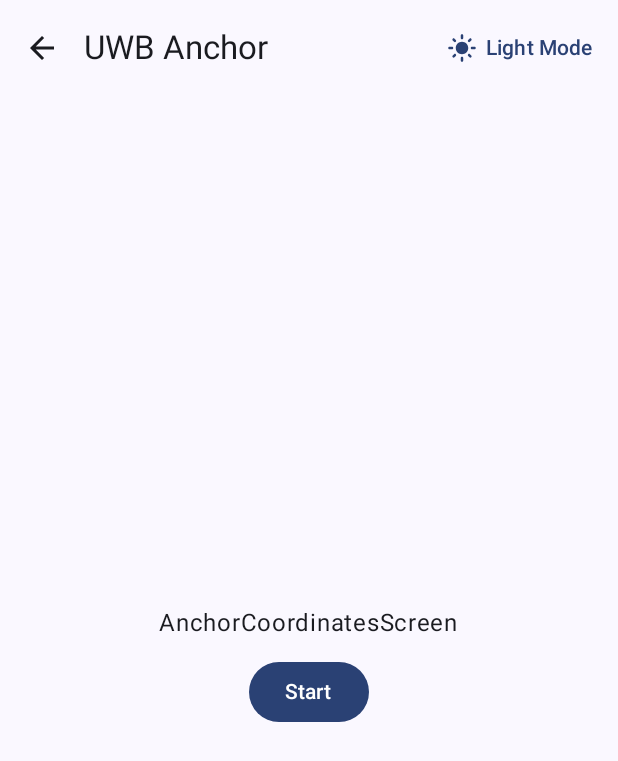
After one commit to projectuniverse/uwb-indoor-positioning, an Android app built with Jetpack Compose: the AnchorCoordinatesScreen screen opened through its navigation route, on a phone screen of 412 x 824 dp. The commit adds this screen. Shown: the top 761 px of the screen. Run offline under Robolectric (Android 15) with nearby library versions, the phone set to English and light mode, and no system bars.

Commit message:
feat: add app navigation and start screen

```diff
--- /dev/null
+++ b/app/src/main/java/com/example/uwbindoorpositioning/ui/UWBIndoorPositioningApp.kt
@@ -0,0 +1,145 @@
+package com.example.uwbindoorpositioning.ui
+
+import androidx.annotation.StringRes
+import androidx.compose.foundation.layout.Spacer
+import androidx.compose.foundation.layout.fillMaxSize
+import androidx.compose.foundation.layout.padding
+import androidx.compose.foundation.layout.size
+import androidx.compose.foundation.layout.width
+import androidx.compose.material.icons.Icons
+import androidx.compose.material.icons.automirrored.filled.ArrowBack
+import androidx.compose.material.icons.filled.LightMode
+import androidx.compose.material3.Icon
+import androidx.compose.material3.IconButton
+import androidx.compose.material3.Scaffold
+import androidx.compose.material3.Text
+import androidx.compose.material3.TextButton
+import androidx.compose.material3.TopAppBar
+import androidx.compose.runtime.Composable
+import androidx.compose.runtime.getValue
+import androidx.compose.ui.Modifier
+import androidx.compose.ui.res.stringResource
+import androidx.compose.ui.unit.dp
+import androidx.navigation.NavHostController
+import androidx.navigation.compose.NavHost
+import androidx.navigation.compose.composable
+import androidx.navigation.compose.currentBackStackEntryAsState
+import androidx.navigation.compose.rememberNavController
+import com.example.uwbindoorpositioning.R
+import com.example.uwbindoorpositioning.ui.screens.anchor.AnchorCoordinatesScreen
+import com.example.uwbindoorpositioning.ui.screens.anchor.AnchorSearchScreen
+import com.example.uwbindoorpositioning.ui.screens.responder.ResponderScreen
+import com.example.uwbindoorpositioning.ui.screens.start.StartScreen
+import com.example.uwbindoorpositioning.ui.screens.troubleshooting.UWBIncapableScreen
+import com.example.uwbindoorpositioning.ui.screens.troubleshooting.UWBOffScreen
+
+/**
+ * Enum class that defines the screens for the Navhost
+ */
+enum class Screen(@StringRes val title: Int) {
+    Start(title = R.string.app_name),
+    Responder(title = R.string.uwb_responder),
+    AnchorCoordinates(title = R.string.uwb_anchor),
+    AnchorSearch(title = R.string.uwb_anchor),
+    UWBIncapable(title = R.string.app_name),
+    UWBOff(title = R.string.app_name),
+}
+
+@Composable
+fun AppBar(
+    currentScreen: Screen,
+    canNavigateBack: Boolean,
+    navigateUp: () -> Unit,
+    modifier: Modifier = Modifier
+) {
+    TopAppBar(
+        title = { Text(stringResource(currentScreen.title)) },
+        modifier = modifier,
+        navigationIcon = {
+            if (canNavigateBack) {
+                IconButton(onClick = navigateUp) {
+                    Icon(
+                        imageVector = Icons.AutoMirrored.Filled.ArrowBack,
+                        contentDescription = stringResource(R.string.go_back)
+                    )
+                }
+            }
+        },
+        actions = {
+            TextButton(onClick = { /*TODO*/ }) {
+                // TODO Change displayed icon, content description and text if dark mode is changed
+                Icon(
+                    imageVector = Icons.Filled.LightMode,
+                    contentDescription = stringResource(R.string.light_mode),
+                    modifier = Modifier.size(20.dp)
+                )
+                Spacer(modifier = Modifier.width(6.dp))
+                Text(text = stringResource(R.string.light_mode))
+            }
+        }
+    )
+}
+
+@Composable
+fun UWBIndoorPositioningApp(
+    navController: NavHostController = rememberNavController()
+) {
+    val backStackEntry by navController.currentBackStackEntryAsState()
+    val currentScreen = Screen.valueOf(
+        backStackEntry?.destination?.route ?: Screen.Start.name
+    )
+
+    Scaffold(
+        topBar = {
+            AppBar(
+                currentScreen = currentScreen,
+                // navController.previousBackStackEntry gets the past shown screen
+                canNavigateBack = navController.previousBackStackEntry != null,
+                navigateUp = { navController.navigateUp() }
+            )
+        }
+    ) { innerPadding ->
+        // This is where the app's content will be displayed and switched
+        NavHost(
+            navController = navController,
+            startDestination = Screen.Start.name,
+            modifier = Modifier.padding(innerPadding)
+        ) {
+            composable(route = Screen.Start.name) {
+                StartScreen(
+                    onUWBResponderButtonClicked = { navController.navigate(Screen.Responder.name) },
+                    onUWBAnchorButtonClicked = { navController.navigate(Screen.AnchorCoordinates.name) },
+                    modifier = Modifier.fillMaxSize()
+                )
+            }
+            composable(route = Screen.Responder.name) {
+                ResponderScreen(
+                    // TODO Add button onClicks (do I need to declare this here for maps and going to settings?)
+                    modifier = Modifier.fillMaxSize()
+                )
+            }
+            composable(route = Screen.AnchorCoordinates.name) {
+                AnchorCoordinatesScreen(
+                    onStartButtonClicked = { navController.navigate(Screen.AnchorSearch.name) },
+                    modifier = Modifier.fillMaxSize()
+                )
+            }
+            composable(route = Screen.AnchorSearch.name) {
+                AnchorSearchScreen(
+                    modifier = Modifier.fillMaxSize()
+                )
+            }
+            composable(route = Screen.UWBIncapable.name) {
+                UWBIncapableScreen(
+                    modifier = Modifier.fillMaxSize()
+                )
+            }
+            composable(route = Screen.UWBOff.name) {
+                UWBOffScreen(
+                    // TODO Add button onClicks (do I need to declare this here for going to settings?)
+                    modifier = Modifier.fillMaxSize()
+                )
+            }
+        }
+    }
+}
--- /dev/null
+++ b/app/src/main/java/com/example/uwbindoorpositioning/ui/screens/anchor/AnchorCoordinatesScreen.kt
@@ -0,0 +1,30 @@
+package com.example.uwbindoorpositioning.ui.screens.anchor
+
+import androidx.compose.foundation.layout.Arrangement
+import androidx.compose.foundation.layout.Column
+import androidx.compose.foundation.layout.Spacer
+import androidx.compose.foundation.layout.height
+import androidx.compose.material3.Button
+import androidx.compose.material3.Text
+import androidx.compose.runtime.Composable
+import androidx.compose.ui.Alignment
+import androidx.compose.ui.Modifier
+import androidx.compose.ui.unit.dp
+
+@Composable
+fun AnchorCoordinatesScreen(
+    onStartButtonClicked: () -> Unit,
+    modifier: Modifier = Modifier
+) {
+    Column(
+        verticalArrangement = Arrangement.Center,
+        horizontalAlignment = Alignment.CenterHorizontally,
+        modifier = modifier
+    ) {
+        Text("AnchorCoordinatesScreen")
+        Spacer(modifier = Modifier.height(10.dp))
+        Button(onClick = onStartButtonClicked) {
+            Text(text = "Start")
+        }
+    }
+}
--- /dev/null
+++ b/app/src/main/java/com/example/uwbindoorpositioning/ui/screens/start/StartScreen.kt
@@ -0,0 +1,91 @@
+package com.example.uwbindoorpositioning.ui.screens.start
+
+import androidx.compose.foundation.layout.Arrangement
+import androidx.compose.foundation.layout.Column
+import androidx.compose.foundation.layout.Spacer
+import androidx.compose.foundation.layout.fillMaxHeight
+import androidx.compose.foundation.layout.fillMaxSize
+import androidx.compose.foundation.layout.fillMaxWidth
+import androidx.compose.foundation.layout.height
+import androidx.compose.foundation.layout.padding
+import androidx.compose.foundation.layout.width
+import androidx.compose.foundation.rememberScrollState
+import androidx.compose.foundation.verticalScroll
+import androidx.compose.material3.Button
+import androidx.compose.material3.MaterialTheme
+import androidx.compose.material3.Text
+import androidx.compose.runtime.Composable
+import androidx.compose.ui.Alignment
+import androidx.compose.ui.Modifier
+import androidx.compose.ui.res.stringResource
+import androidx.compose.ui.text.style.TextAlign
+import androidx.compose.ui.tooling.preview.Preview
+import androidx.compose.ui.unit.dp
+import androidx.compose.ui.unit.sp
+import com.example.uwbindoorpositioning.R
+import com.example.uwbindoorpositioning.ui.theme.UWBIndoorPositioningTheme
+
+@Composable
+fun StartScreen(
+    onUWBResponderButtonClicked: () -> Unit,
+    onUWBAnchorButtonClicked: () -> Unit,
+    modifier: Modifier = Modifier
+) {
+    Column(
+        verticalArrangement = Arrangement.Center,
+        horizontalAlignment = Alignment.CenterHorizontally,
+        modifier = modifier
+            .verticalScroll(rememberScrollState())
+            .padding(20.dp)
+            .fillMaxSize()
+    ) {
+        Column(
+            modifier = Modifier
+                .width(280.dp)
+        ) {
+            Text(
+                text = stringResource(R.string.choose_role),
+                style = MaterialTheme.typography.headlineSmall,
+                textAlign = TextAlign.Center
+            )
+            Spacer(modifier = Modifier.height(50.dp))
+            Button(
+                onClick = onUWBResponderButtonClicked,
+                modifier = Modifier
+                    .fillMaxWidth()
+                    .height(80.dp)
+            ) {
+                Text(
+                    text = stringResource(R.string.uwb_responder),
+                    style = MaterialTheme.typography.labelLarge.copy(fontSize = 20.sp)
+                )
+            }
+            Spacer(modifier = Modifier.height(30.dp))
+            Button(
+                onClick = onUWBAnchorButtonClicked,
+                modifier = Modifier
+                    .fillMaxWidth()
+                    .height(80.dp)
+            ) {
+                Text(
+                    text = stringResource(R.string.uwb_anchor),
+                    style = MaterialTheme.typography.labelLarge.copy(fontSize = 20.sp)
+                )
+            }
+        }
+    }
+}
+
+@Preview(
+    showBackground = true
+)
+@Composable
+fun StartScreenPreview() {
+    UWBIndoorPositioningTheme {
+        StartScreen(
+            onUWBAnchorButtonClicked = {},
+            onUWBResponderButtonClicked = {},
+            modifier = Modifier.fillMaxHeight()
+        )
+    }
+}
--- a/app/src/main/java/com/example/uwbindoorpositioning/ui/theme/Theme.kt
+++ b/app/src/main/java/com/example/uwbindoorpositioning/ui/theme/Theme.kt
@@ -258,7 +258,7 @@ val unspecified_scheme = ColorFamily(
 )
 
 @Composable
-fun AppTheme(
+fun UWBIndoorPositioningTheme(
     darkTheme: Boolean = isSystemInDarkTheme(),
     // Dynamic color is available on Android 12+
     dynamicColor: Boolean = true,
--- a/app/src/main/res/values/strings.xml
+++ b/app/src/main/res/values/strings.xml
@@ -1,3 +1,8 @@
 <resources>
     <string name="app_name">UWB Indoor Positioning</string>
+    <string name="uwb_responder">UWB Responder</string>
+    <string name="uwb_anchor">UWB Anchor</string>
+    <string name="go_back">Go back</string>
+    <string name="light_mode">Light Mode</string>
+    <string name="choose_role">I would like to use this device as a</string>
 </resources>
```
Also changed, not shown: app/src/main/java/com/example/uwbindoorpositioning/MainActivity.kt (+5 -39 lines), app/src/main/java/com/example/uwbindoorpositioning/ui/screens/anchor/AnchorSearchScreen.kt (added, +21 -0 lines), app/src/main/java/com/example/uwbindoorpositioning/ui/screens/responder/ResponderScreen.kt (added, +21 -0 lines), app/src/main/java/com/example/uwbindoorpositioning/ui/screens/troubleshooting/UWBIncapableScreen.kt (added, +21 -0 lines), app/src/main/java/com/example/uwbindoorpositioning/ui/screens/troubleshooting/UWBOffScreen.kt (added, +21 -0 lines).
